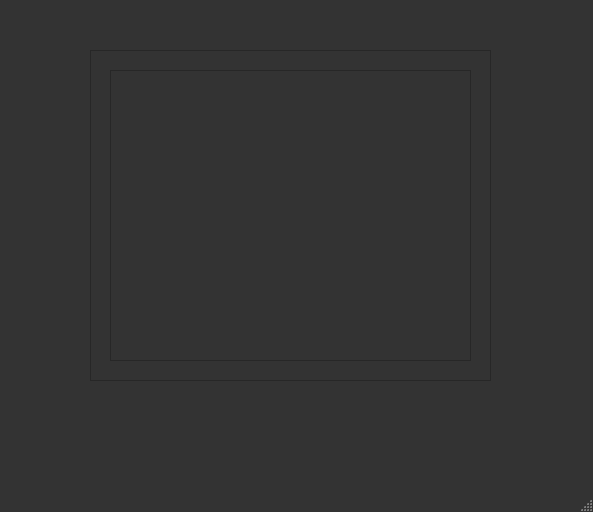
The window that src/listaMaterie.ui (albertobenincasa/sync_polito_material) describes before a commit, drawn with Qt 5.
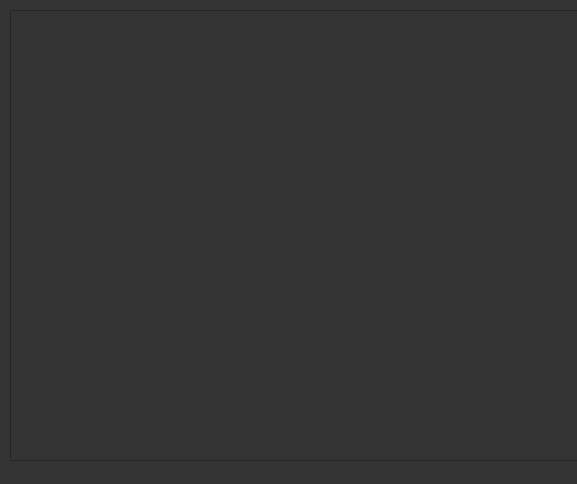
The same window after the commit.

Commit message: listMaterie is very hot

```diff
--- a/src/listaMaterie.ui
+++ b/src/listaMaterie.ui
@@ -6,8 +6,8 @@
    <rect>
     <x>0</x>
     <y>0</y>
-    <width>593</width>
-    <height>512</height>
+    <width>577</width>
+    <height>484</height>
    </rect>
   </property>
   <property name="windowTitle">
@@ -24,18 +24,45 @@
   padding: 8% 0 0;
   margin: auto;*/
   background: #333;
-  box-shadow: 0 0 20px 0 rgba(0, 0, 0, 0.2), 0 5px 5px 0 rgba(0, 0, 0, 0.24);
+ 
 
-}</string>
+}
+QListWidget
+{
+
+}
+QListView
+{
+	font-family: &quot;Roboto&quot;, sans-serif;
+	font-size: 20px;  
+	margin-left: 12px;
+	border: 0;
+    outline: none;
+
+
+
+}
+QListWidget::item
+{ 
+   color: #FFFFFF;	 
+  background: #333;
+  padding: 5 5 5 5; 
+
+}
+
+QListWidget::item:hover
+{
+	 background: #43A047;
+} </string>
   </property>
   <widget class="QWidget" name="centralwidget">
    <widget class="QFrame" name="frame">
     <property name="geometry">
      <rect>
-      <x>90</x>
-      <y>50</y>
-      <width>401</width>
-      <height>331</height>
+      <x>10</x>
+      <y>10</y>
+      <width>581</width>
+      <height>451</height>
      </rect>
     </property>
     <property name="frameShape">
@@ -48,11 +75,14 @@
      <property name="geometry">
       <rect>
        <x>20</x>
-       <y>20</y>
-       <width>361</width>
-       <height>291</height>
+       <y>10</y>
+       <width>541</width>
+       <height>431</height>
       </rect>
      </property>
+     <property name="sortingEnabled">
+      <bool>false</bool>
+     </property>
     </widget>
    </widget>
   </widget>
@@ -66,7 +96,6 @@
     </rect>
    </property>
   </widget>
-  <widget class="QStatusBar" name="statusbar"/>
  </widget>
  <resources/>
  <connections/>
```
Left out of the diff: 2 changed lines with no effect on the pictures. The commit also changes 10 other files.
